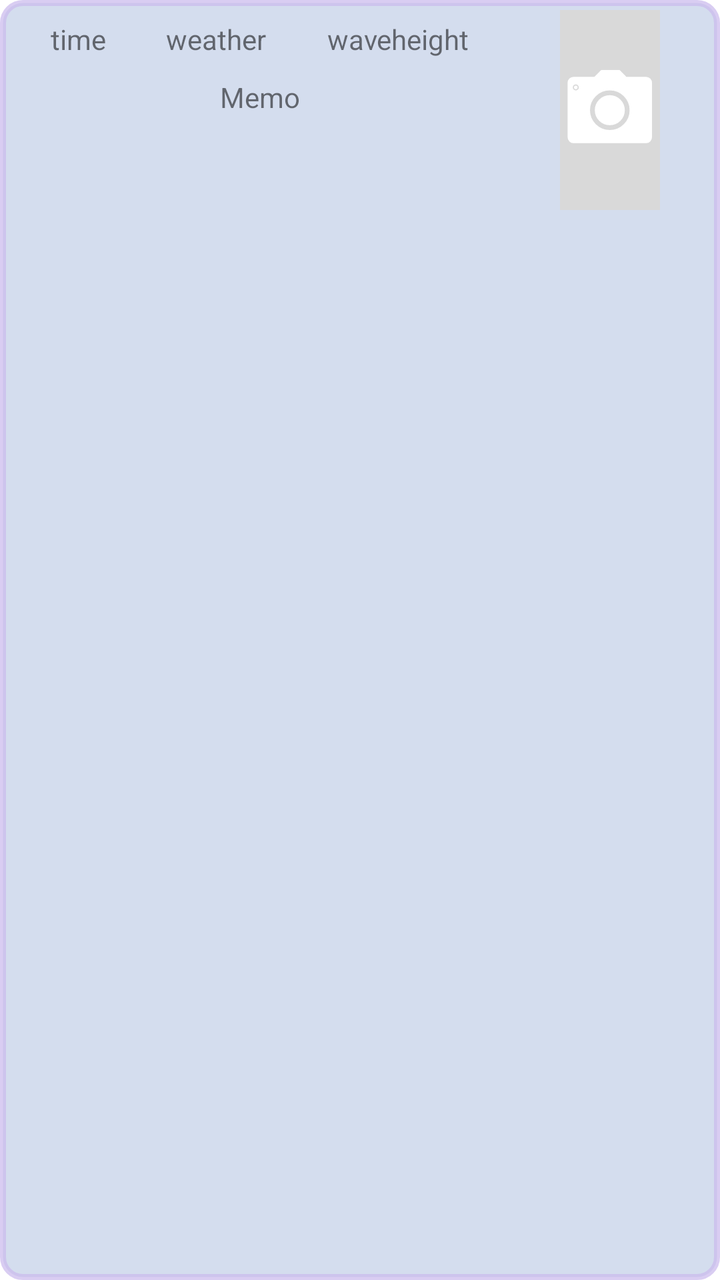
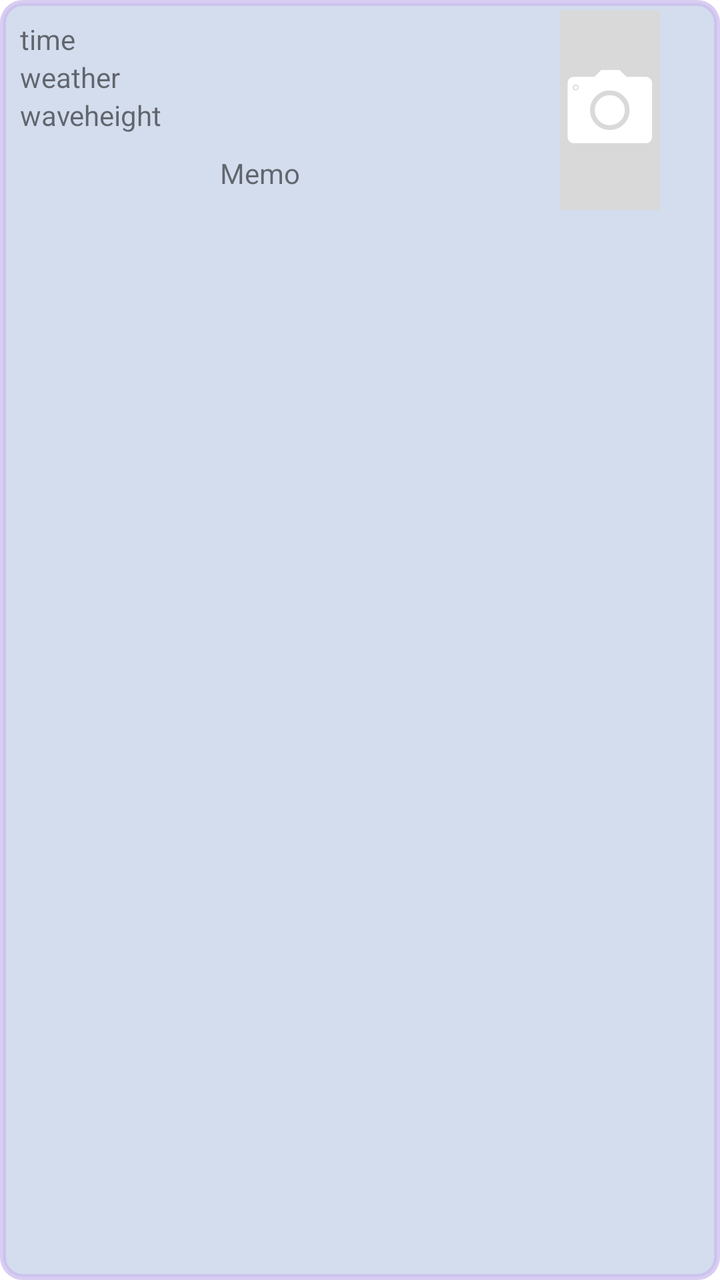

The first picture is an Android layout as it rendered before a commit; the second is the same layout after the commit. The layout source and the unified diff follow.
<!-- AndroidManifest.xml: application theme Theme.MyApplication -->
<!-- res/layout/layout_diary_log_item.xml -->
<?xml version="1.0" encoding="utf-8"?>
<LinearLayout xmlns:android="http://schemas.android.com/apk/res/android"
    android:layout_width="match_parent"
    android:layout_height="wrap_content"
    android:orientation="horizontal"
    android:layout_marginBottom="10dp"
    android:background="@drawable/ic_layout_message"
    android:layout_marginHorizontal="10dp"
    android:layout_marginVertical="10dp"
    android:weightSum="3">

    <LinearLayout
        android:layout_width="match_parent"
        android:layout_height="match_parent"
        android:layout_weight="1"
        android:orientation="vertical">
        <LinearLayout
            android:layout_width="match_parent"
            android:layout_height="wrap_content"
            android:orientation="horizontal"
            android:weightSum="3"
            android:layout_margin="5dp">

            <TextView
                android:id="@+id/textview_diary_log_time"
                android:layout_width="wrap_content"
                android:layout_height="match_parent"
                android:layout_weight="1"
                android:text="time"
                android:textAlignment="center"/>
            <TextView
                android:id="@+id/textview_diary_log_weather"
                android:layout_width="wrap_content"
                android:layout_height="match_parent"
                android:layout_weight="1"
                android:text="weather"
                android:textAlignment="center"/>
            <TextView
                android:id="@+id/textview_diary_log_waveheight"
                android:layout_width="wrap_content"
                android:layout_height="match_parent"
                android:layout_weight="1"
                android:text="waveheight"
                android:textAlignment="center"/>

        </LinearLayout>
        <LinearLayout
            android:layout_width="match_parent"
            android:layout_height="wrap_content"
            android:layout_margin="5dp">
            <TextView
                android:id="@+id/textview_diary_log_memo"
                android:layout_width="match_parent"
                android:layout_height="wrap_content"
                android:text="Memo"
                android:textAlignment="center"/>
        </LinearLayout>

    </LinearLayout>
    <LinearLayout
        android:layout_width="300dp"
        android:layout_height="match_parent"
        android:layout_weight="2">
        <LinearLayout
            android:layout_width="match_parent"
            android:layout_height="match_parent">
            <ImageView
                android:id="@+id/imageview_captured"
                android:layout_width="100dp"
                android:layout_height="100dp"
                android:src="@drawable/ic_empty_camera_svg"/>

        </LinearLayout>
    </LinearLayout>


</LinearLayout>
<!-- resources referenced by this layout -->
<resources>
  <!-- drawable ic_empty_camera_svg (drawable) -->
  <vector xmlns:android="http://schemas.android.com/apk/res/android"
      android:width="250dp"
      android:height="500dp"
      android:viewportWidth="250"
      android:viewportHeight="500">
    <path
        android:pathData="M0,0h250v500h-250z"
        android:fillColor="#D9D9D9"/>
    <path
        android:pathData="M92,169.51L104.51,157"
        android:strokeWidth="12"
        android:fillColor="#00000000"
        android:strokeColor="#ffffff"
        android:strokeLineCap="round"/>
    <path
        android:pathData="M159.51,169L147,156.49"
        android:strokeWidth="12"
        android:fillColor="#00000000"
        android:strokeColor="#ffffff"
        android:strokeLineCap="round"/>
    <path
        android:pathData="M106,156L146,156"
        android:strokeWidth="12"
        android:fillColor="#00000000"
        android:strokeColor="#ffffff"
        android:strokeLineCap="round"/>
    <path
        android:pathData="M101,158L152,158A7,7 0,0 1,159 165L159,168A7,7 0,0 1,152 175L101,175A7,7 0,0 1,94 168L94,165A7,7 0,0 1,101 158z"
        android:fillColor="#ffffff"/>
    <path
        android:pathData="M34,173L215,173A9,9 0,0 1,224 182L224,318A9,9 0,0 1,215 327L34,327A9,9 0,0 1,25 318L25,182A9,9 0,0 1,34 173z"
        android:strokeWidth="12"
        android:fillColor="#ffffff"
        android:strokeColor="#ffffff"/>
    <path
        android:pathData="M124.5,250.5m-43.5,0a43.5,43.5 0,1 1,87 0a43.5,43.5 0,1 1,-87 0"
        android:strokeWidth="12"
        android:fillColor="#00000000"
        android:strokeColor="#D9D9D9"/>
    <path
        android:pathData="M39.5,193.5m-6,0a6,6 0,1 1,12 0a6,6 0,1 1,-12 0"
        android:strokeWidth="3"
        android:fillColor="#00000000"
        android:strokeColor="#D9D9D9"/>
  </vector>
  <!-- drawable ic_layout_message (drawable) -->
  <?xml version="1.0" encoding="utf-8"?>
  <shape xmlns:android="http://schemas.android.com/apk/res/android">
      <solid android:color="#383D67B1"/>
      <stroke android:width="3dp" android:color="#BCBE" />
      <corners android:radius="10dp"/>
      <padding android:left="5dp" android:top="5dp" android:right="5dp" android:bottom="5dp" />
  </shape>
  <style name="Theme.MyApplication" parent="Theme.MaterialComponents.DayNight.DarkActionBar">
          
          <item name="colorPrimary">@color/ColorBlueChemi</item>
          <item name="colorPrimaryVariant">@color/ColorBlueChemiDark</item>
          <item name="colorOnPrimary">@color/white</item>
          
          <item name="colorSecondary">@color/teal_200</item>
          <item name="colorSecondaryVariant">@color/teal_700</item>
          <item name="colorOnSecondary">@color/black</item>
          
          <item name="android:statusBarColor" tools:targetApi="l">?attr/colorPrimaryVariant</item>
          
          <item name="fontFamily">@font/nanumgothic</item>
      </style>
  <color name="ColorBlueChemi">#FF3D67B1</color>
  <color name="ColorBlueChemiDark">#FF234D96</color>
  <color name="white">#FFFFFFFF</color>
  <color name="teal_200">#FF03DAC5</color>
  <color name="teal_700">#FF018786</color>
  <color name="black">#FF000000</color>
</resources>

<!-- the commit's change to res/layout/layout_diary_log_item.xml (unified diff, before → after) -->
@@ -17,7 +17,7 @@
         <LinearLayout
             android:layout_width="match_parent"
             android:layout_height="wrap_content"
-            android:orientation="horizontal"
+            android:orientation="vertical"
             android:weightSum="3"
             android:layout_margin="5dp">
 
